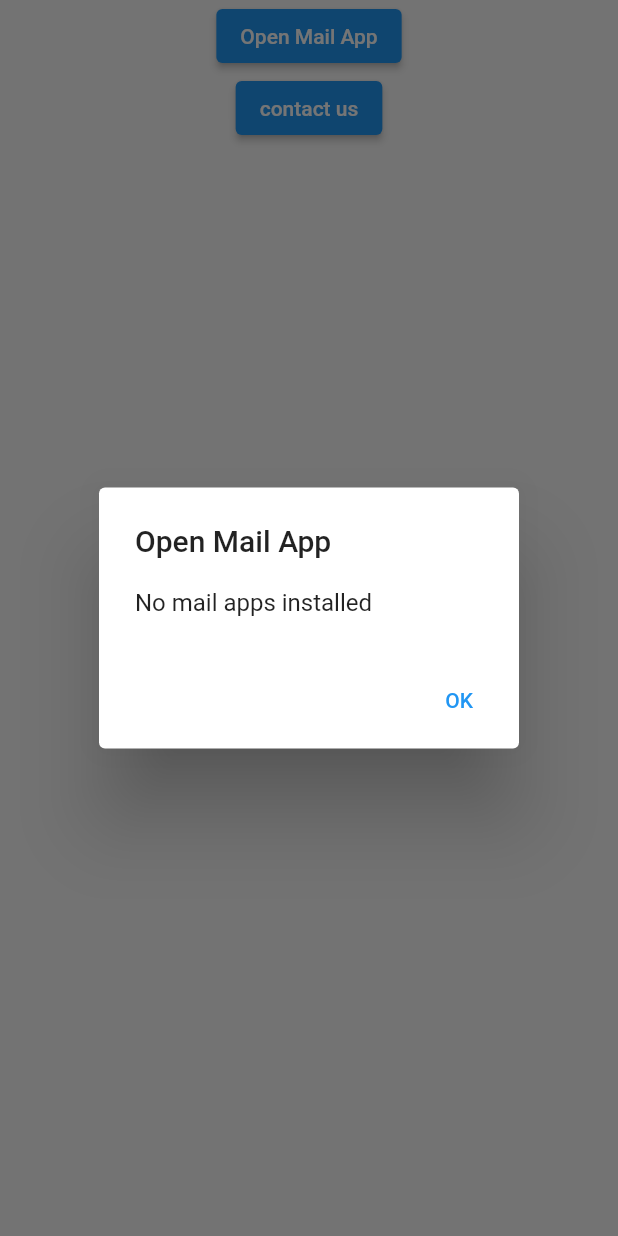
After one commit to WafaaSisalem/palestine, a Flutter app: the screen it shows after launch, after a tap on "Open Mail App", on a phone screen of 412 x 824 dp. The commit adds this screen. Run offline on Flutter 3.47's test engine with Material 2 defaults, Android fonts, the phone set to English and light mode, and no system bars; our stand-ins replace country_picker, expandable, flutter_calendar_carousel, flutter_screenutil, flutter_svg; missing offline and left inert: open_mail_app.

Commit message:
adding files

```diff
--- /dev/null
+++ b/lib/bottom_sheet_email.dart
@@ -0,0 +1,77 @@
+import 'package:flutter/material.dart';
+import 'package:open_mail_app/open_mail_app.dart';
+import 'package:url_launcher/url_launcher.dart';
+
+class BottomSheetEmail extends StatelessWidget {
+  BottomSheetEmail({super.key});
+  final Uri emailLaunchUri = Uri(
+    scheme: 'mailto',
+    path: 'smith@example.com',
+  );
+  @override
+  Widget build(BuildContext context) {
+    return SafeArea(
+      child: Scaffold(
+        body: Center(
+            child: Column(
+          children: [
+            ElevatedButton(
+              child: const Text("Open Mail App"),
+              onPressed: () async {
+                var result = await OpenMailApp.openMailApp();
+
+                // If no mail apps found, show error
+                if (!result.didOpen && !result.canOpen) {
+                  if (context.mounted) showNoMailAppsDialog(context);
+                } else if (!result.didOpen && result.canOpen) {
+                  if (context.mounted) {
+                    showDialog(
+                      context: context,
+                      builder: (_) {
+                        return MailAppPickerDialog(
+                          mailApps: result.options,
+                        );
+                      },
+                    );
+                  }
+                }
+              },
+            ),
+            ElevatedButton(
+                onPressed: () {
+                  launchUrl(emailLaunchUri);
+                },
+                child: Text('contact us'))
+          ],
+        )),
+      ),
+    );
+  }
+
+  // String? encodeQueryParameters(Map<String, String> params) {
+  //   return params.entries
+  //       .map((MapEntry<String, String> e) =>
+  //           '${Uri.encodeComponent(e.key)}=${Uri.encodeComponent(e.value)}')
+  //       .join('&');
+  // }
+
+  void showNoMailAppsDialog(BuildContext context) {
+    showDialog(
+      context: context,
+      builder: (context) {
+        return AlertDialog(
+          title: const Text("Open Mail App"),
+          content: const Text("No mail apps installed"),
+          actions: <Widget>[
+            TextButton(
+              child: const Text("OK"),
+              onPressed: () {
+                Navigator.pop(context);
+              },
+            )
+          ],
+        );
+      },
+    );
+  }
+}
--- a/lib/button.dart
+++ b/lib/button.dart
@@ -34,7 +34,7 @@ class CustomElevatedButton extends StatelessWidget {
         padding: EdgeInsets.symmetric(vertical: 10),
         child: Text(
           btnName,
-          style: AppTextStyles.buildKohinoorGujaratiTextStyle(
+          style: AppTextStyles.buildKohinoorTeluguMediumTextStyle(
               color: Colors.white, size: fontsize),
         ),
       ),
--- a/lib/colorhelper.dart
+++ b/lib/colorhelper.dart
@@ -20,4 +20,5 @@ class ColorHelper {
   static const greyD9 = Color(0xFFD9D9D9);
   static const grey82 = Color(0xFF828485);
   static const greyFB = Color(0xffFBFBFB);
+  static const green0D = Color(0xff0DAABE);
 }
--- a/lib/main.dart
+++ b/lib/main.dart
@@ -1,9 +1,12 @@
 import 'package:flutter/material.dart';
 import 'package:palestine/bottom_nav.dart';
 import 'package:palestine/calendar.dart';
+import 'package:palestine/event_card_widget.dart';
 import 'package:palestine/notification_page.dart';
+import 'package:palestine/splash_screen.dart';
 import 'package:palestine/square_event_card.dart';
 
+import 'bottom_sheet_email.dart';
 import 'calendartable.dart';
 import 'email_login_page.dart';
 
@@ -26,6 +29,6 @@ class MyApp extends StatelessWidget {
         theme: ThemeData(
           primarySwatch: Colors.blue,
         ),
-        home: BottomNavWidget());
+        home: BottomSheetEmail());
   }
 }
```
Also changed, not shown: lib/app_text_style.dart (added, +95 -0 lines), lib/calendartable.dart (+82 -82 lines), lib/splash_screen.dart (added, +76 -0 lines), lib/util.dart (+42 -42 lines), pubspec.yaml (+7 -10 lines), assets/images/hands.svg (added), assets/images/splash4.png (added), pubspec.lock, 5 other files.
